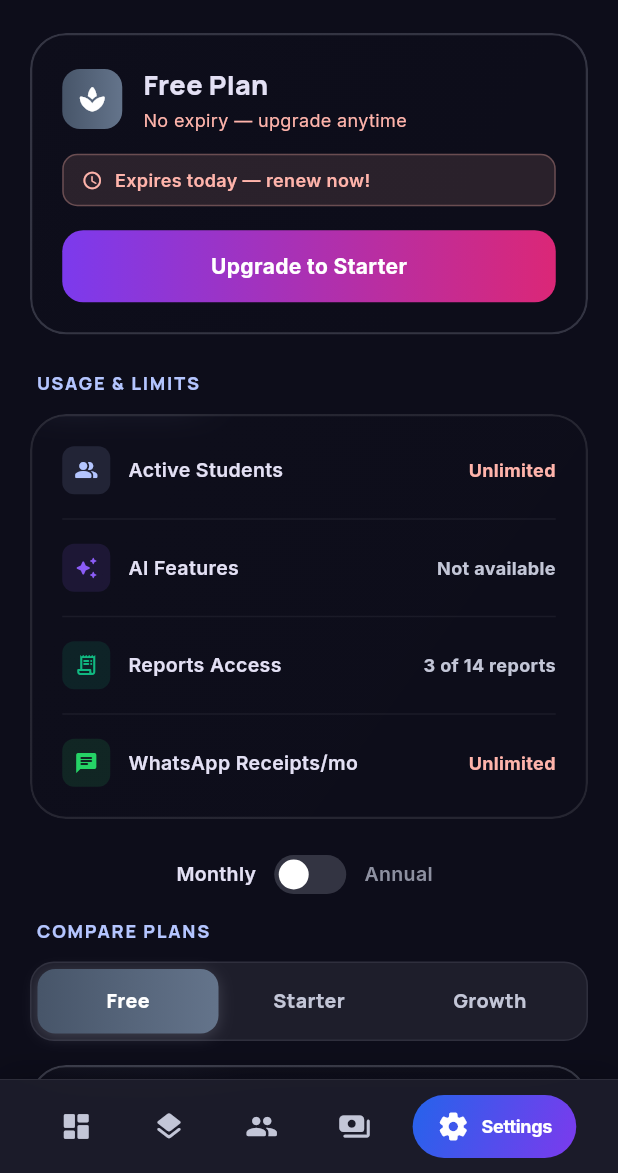
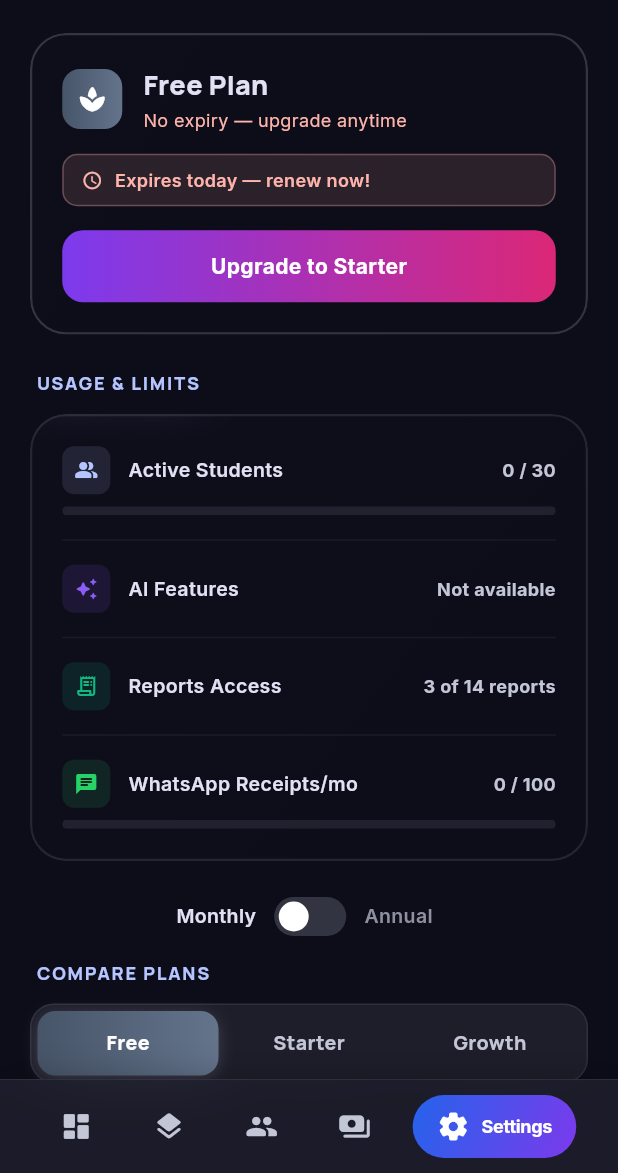
Before and after one commit to asjad219/feesync, a Flutter app: the SubscriptionScreen screen opened by its route, on a phone screen of 412 x 824 dp, the part 63-1236 px from its top. Run offline on Flutter 3.47's test engine with Material 3 defaults, Android fonts, the phone set to English and light mode, and no system bars; our stand-ins replace firebase_core, fl_chart, flutter_riverpod, go_router, google_fonts, google_sign_in and 6 more; missing offline and left inert: extension_google_sign_in_as_googleapis_auth, flutter_file_dialog, googleapis; accounts and stored records are empty; network calls fail.

Commit message:
fix subscription

```diff
--- a/feesync_mobile/lib/models/subscription.dart
+++ b/feesync_mobile/lib/models/subscription.dart
@@ -189,17 +189,43 @@ class Subscription {
     return days <= 7;
   }
 
+  // ── Resolved effective limits ──────────────────────────────────────────────
+
+  int get currentMaxStudents {
+    final planLimit = SubscriptionPlan.fromTier(effectivePlan).maxStudents;
+    if (planLimit < 0 || maxStudents < 0) return -1;
+    return maxStudents > planLimit ? maxStudents : planLimit;
+  }
+
+  int get currentMaxBatches {
+    final planLimit = SubscriptionPlan.fromTier(effectivePlan).maxBatches;
+    if (planLimit < 0 || maxBatches < 0) return -1;
+    return maxBatches > planLimit ? maxBatches : planLimit;
+  }
+
+  int get currentWaReceiptsLimit {
+    final planLimit = SubscriptionPlan.fromTier(effectivePlan).whatsappReceiptsPerMonth;
+    if (planLimit < 0 || whatsappReceiptsLimit < 0) return -1;
+    return whatsappReceiptsLimit > planLimit ? whatsappReceiptsLimit : planLimit;
+  }
+
+  int get currentWaRemindersLimit {
+    final planLimit = SubscriptionPlan.fromTier(effectivePlan).whatsappRemindersPerMonth;
+    if (planLimit < 0 || whatsappRemindersLimit < 0) return -1;
+    return whatsappRemindersLimit > planLimit ? whatsappRemindersLimit : planLimit;
+  }
+
   /// True if unlimited students are allowed.
-  bool get hasUnlimitedStudents => maxStudents < 0;
+  bool get hasUnlimitedStudents => currentMaxStudents < 0;
 
   /// True if unlimited batches are allowed.
-  bool get hasUnlimitedBatches => maxBatches < 0;
+  bool get hasUnlimitedBatches => currentMaxBatches < 0;
 
   /// True if unlimited WhatsApp receipts are allowed.
-  bool get hasUnlimitedWaReceipts => whatsappReceiptsLimit < 0;
+  bool get hasUnlimitedWaReceipts => currentWaReceiptsLimit < 0;
 
   /// True if unlimited WhatsApp reminders are allowed.
-  bool get hasUnlimitedWaReminders => whatsappRemindersLimit < 0;
+  bool get hasUnlimitedWaReminders => currentWaRemindersLimit < 0;
 
   // ── Feature gates by effective plan ───────────────────────────────────────
 
--- a/feesync_mobile/lib/providers/local_settings_provider.dart
+++ b/feesync_mobile/lib/providers/local_settings_provider.dart
@@ -9,8 +9,10 @@ final localSettingsProvider = StateNotifierProvider<LocalSettingsNotifier, Local
 });
 
 class LocalSettingsNotifier extends StateNotifier<LocalSettings> {
+  late final Future<void> initFuture;
+
   LocalSettingsNotifier() : super(LocalSettings.defaultSettings()) {
-    loadSettings();
+    initFuture = loadSettings();
   }
 
   Future<File> get _localFile async {
--- a/feesync_mobile/lib/providers/notification_provider.dart
+++ b/feesync_mobile/lib/providers/notification_provider.dart
@@ -10,6 +10,9 @@ final notificationRepositoryProvider = Provider<NotificationRepository>((ref) {
 });
 
 final notificationsProvider = FutureProvider<List<AppNotification>>((ref) async {
+  final authState = ref.watch(authStateProvider);
+  if (authState.value == null) return [];
+
   final repository = ref.watch(notificationRepositoryProvider);
   return repository.getNotifications();
 });
@@ -24,6 +27,9 @@ final unreadNotificationsCountProvider = Provider<int>((ref) {
 });
 
 final notificationSettingsProvider = FutureProvider<NotificationSettings?>((ref) async {
+  final authState = ref.watch(authStateProvider);
+  if (authState.value == null) return null;
+
   final repository = ref.watch(notificationRepositoryProvider);
   return repository.getNotificationSettings();
 });
--- a/feesync_mobile/lib/providers/subscription_provider.dart
+++ b/feesync_mobile/lib/providers/subscription_provider.dart
@@ -108,7 +108,7 @@ class SubscriptionScreenData {
 
   /// Usage ratio 0.0–1.0. Returns 0.0 for unlimited plans.
   double get studentUsageRatio {
-    final max = subscription.maxStudents;
+    final max = subscription.currentMaxStudents;
     if (max < 0) return 0.0;
     if (max == 0) return 1.0;
     return (activeStudentCount / max).clamp(0.0, 1.0);
@@ -120,13 +120,13 @@ class SubscriptionScreenData {
   /// True if adding one more student is allowed.
   bool get canAddStudent {
     if (subscription.hasUnlimitedStudents) return true;
-    return activeStudentCount < subscription.maxStudents;
+    return activeStudentCount < subscription.currentMaxStudents;
   }
 
   // ─── Batch limit ────────────────────────────────────────────────────────────
 
   double get batchUsageRatio {
-    final max = subscription.maxBatches;
+    final max = subscription.currentMaxBatches;
     if (max < 0) return 0.0;
     if (max == 0) return 1.0;
     return (activeBatchCount / max).clamp(0.0, 1.0);
@@ -137,7 +137,7 @@ class SubscriptionScreenData {
   /// True if adding one more batch is allowed.
   bool get canAddBatch {
     if (subscription.hasUnlimitedBatches) return true;
-    return activeBatchCount < subscription.maxBatches;
+    return activeBatchCount < subscription.currentMaxBatches;
   }
 
   // ─── WhatsApp Limits ────────────────────────────────────────────────────────
@@ -145,7 +145,7 @@ class SubscriptionScreenData {
   int get waReceiptsUsed => usage['whatsapp_receipts_used'] ?? 0;
 
   double get waReceiptsUsageRatio {
-    final max = subscription.whatsappReceiptsLimit;
+    final max = subscription.currentWaReceiptsLimit;
     if (max < 0) return 0.0;
     if (max == 0) return 1.0;
     return (waReceiptsUsed / max).clamp(0.0, 1.0);
--- a/feesync_mobile/lib/providers/user_provider.dart
+++ b/feesync_mobile/lib/providers/user_provider.dart
@@ -16,6 +16,9 @@ final accountRepositoryProvider = Provider<AccountRepository>((ref) {
 });
 
 final currentUserProfileProvider = FutureProvider<UserProfile?>((ref) async {
+  final authState = ref.watch(authStateProvider);
+  if (authState.value == null) return null;
+
   final repository = ref.watch(userRepositoryProvider);
   return repository.getCurrentUserProfile();
 });
--- a/feesync_mobile/lib/screens/settings/screens/subscription_screen.dart
+++ b/feesync_mobile/lib/screens/settings/screens/subscription_screen.dart
@@ -366,7 +366,7 @@ class _SubscriptionScreenState extends ConsumerState<SubscriptionScreen>
                 iconColor: AppColors.primary,
                 label: 'Active Students',
                 used: data.activeStudentCount,
-                max: sub.maxStudents,
+                max: sub.currentMaxStudents,
                 ratio: data.studentUsageRatio,
                 isNearLimit: data.isNearLimit,
                 isAtLimit: data.isAtLimit,
@@ -409,7 +409,7 @@ class _SubscriptionScreenState extends ConsumerState<SubscriptionScreen>
                 iconColor: const Color(0xFF25D366),
                 label: 'WhatsApp Receipts/mo',
                 used: data.waReceiptsUsed,
-                max: sub.whatsappReceiptsLimit,
+                max: sub.currentWaReceiptsLimit,
                 ratio: data.waReceiptsUsageRatio,
                 isNearLimit: data.isNearWaReceiptsLimit,
                 isAtLimit: data.isAtWaReceiptsLimit,
--- a/feesync_mobile/lib/screens/settings/settings_screen.dart
+++ b/feesync_mobile/lib/screens/settings/settings_screen.dart
@@ -325,9 +325,9 @@ class _SettingsScreenState extends ConsumerState<SettingsScreen> {
             ? AppColors.pending
             : AppColors.success;
 
-    final maxLabel = sub.maxStudents <= 0
+    final maxLabel = sub.currentMaxStudents <= 0
         ? 'Unlimited'
-        : '$activeStudents / ${sub.maxStudents}';
+        : '$activeStudents / ${sub.currentMaxStudents}';
 
     return GestureDetector(
       onTap: onTap,
@@ -383,7 +383,7 @@ class _SettingsScreenState extends ConsumerState<SettingsScreen> {
               ),
             ),
             const SizedBox(height: 10),
-            if (sub.maxStudents > 0) ...[
+            if (sub.currentMaxStudents > 0) ...[
               ClipRRect(
                 borderRadius: const BorderRadius.all(Radius.circular(6)),
                 child: LinearProgressIndicator(
```
Also changed, not shown: feesync_mobile/lib/core/billing/feature_gate.dart (+14 -14 lines), feesync_mobile/lib/core/widgets/app_lock_guard.dart (+19 -2 lines), feesync_mobile/lib/providers/settings_provider.dart (+10 -1 lines), feesync_mobile/lib/screens/reports/reports_screen.dart (+102 -1 lines).
